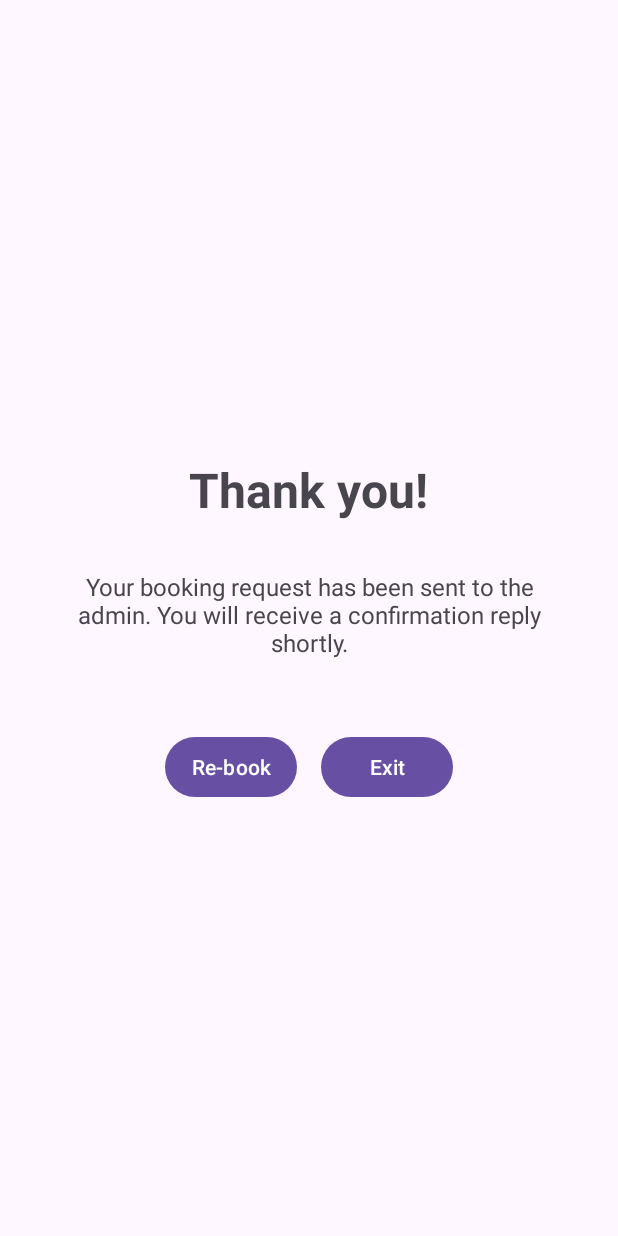
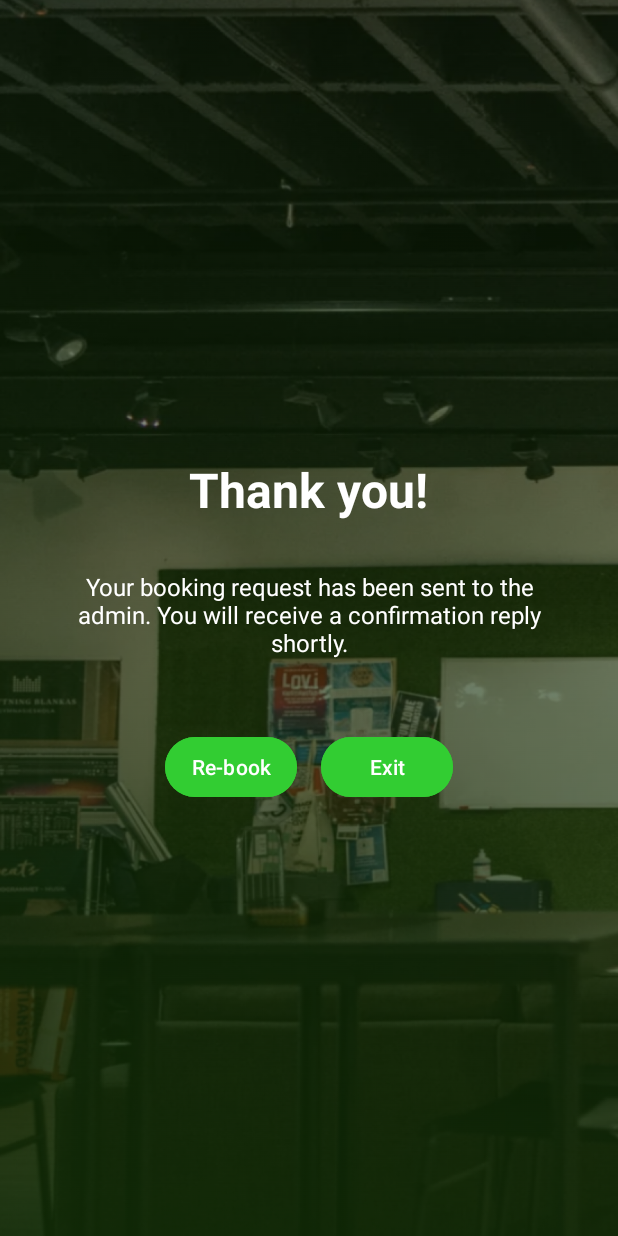
Before and after one commit to engNesta/SpacesbyYG, an Android app: the layout activity_thank_you.xml on its own in the app's theme, with its tools: preview values and no code run, on a phone screen of 412 x 824 dp. Run offline under Robolectric (Android 15) with nearby library versions, the phone set to English and light mode, and no system bars.

Commit message:
updated the thank you section

```diff
--- a/app/src/main/res/layout/activity_thank_you.xml
+++ b/app/src/main/res/layout/activity_thank_you.xml
@@ -3,6 +3,7 @@
     android:layout_width="match_parent"
     android:layout_height="match_parent"
     android:orientation="vertical"
+    android:background="@drawable/spaces"
     android:gravity="center"
     android:padding="16dp">
 
@@ -12,6 +13,7 @@
         android:layout_width="wrap_content"
         android:layout_height="wrap_content"
         android:text="Thank you!"
+        android:textColor="@color/white"
         android:textSize="32sp"
         android:textStyle="bold"
         android:gravity="center"
@@ -23,6 +25,7 @@
         android:layout_height="wrap_content"
         android:text="Your booking request has been sent to the admin. You will receive a confirmation reply shortly."
         android:textSize="16sp"
+        android:textColor="@color/white"
         android:gravity="center"
         android:padding="16dp" />
 
@@ -40,6 +43,7 @@
             android:layout_width="wrap_content"
             android:layout_height="wrap_content"
             android:text="Re-book"
+            android:backgroundTint="#32CD32"
             android:layout_marginEnd="16dp"
             android:minHeight="48dp"
             android:padding="8dp" />
@@ -51,6 +55,7 @@
             android:layout_height="wrap_content"
             android:text="Exit"
             android:minHeight="48dp"
+            android:backgroundTint="#32CD32"
             android:padding="8dp" />
     </LinearLayout>
 </LinearLayout>
```
